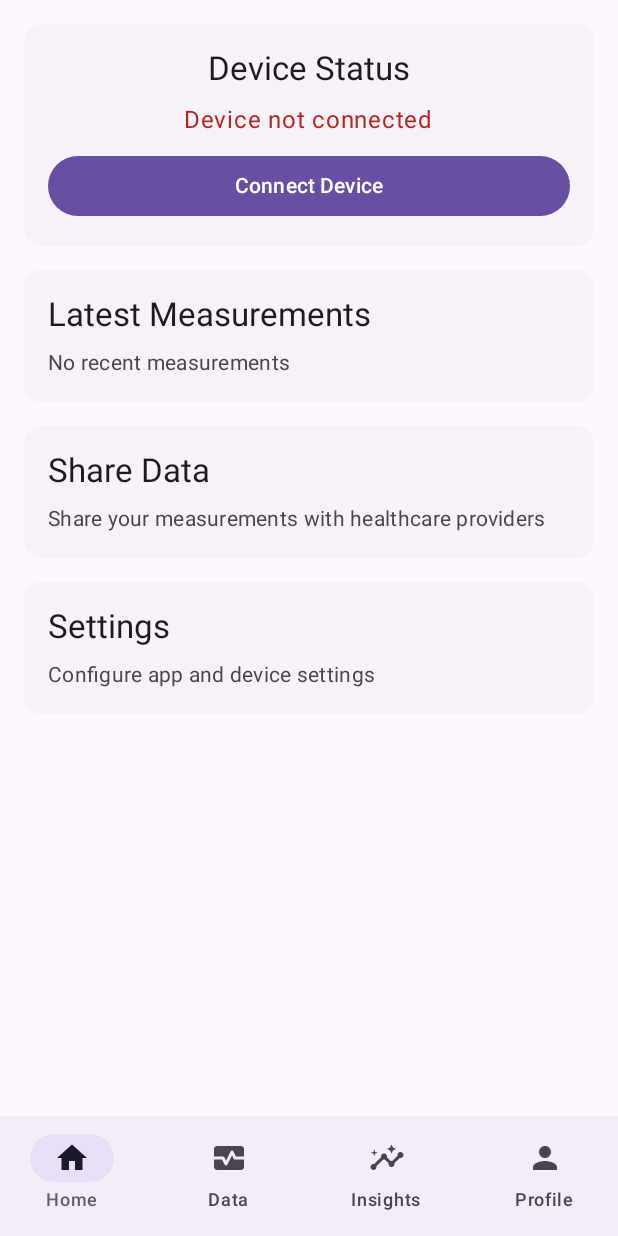
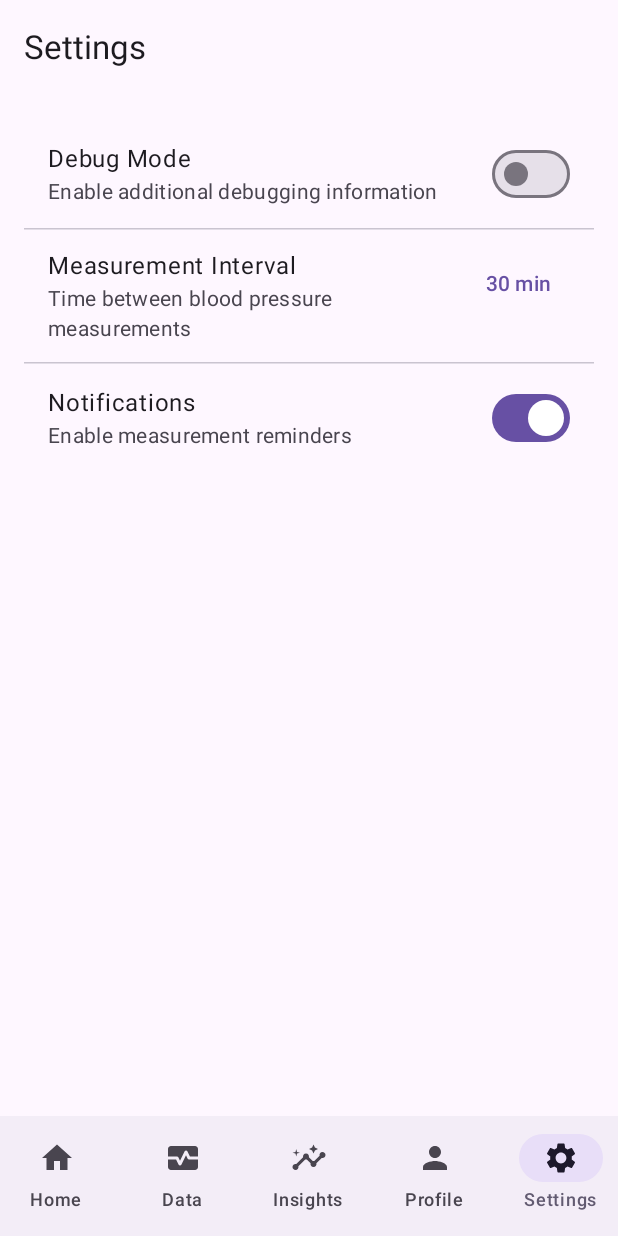
Before and after one commit to geeth345/BPApp, an Android app built with Jetpack Compose: the screen it shows after launch (MainActivity), after a tap on "Settings", on a phone screen of 412 x 824 dp. Run offline under Robolectric (Android 15) with nearby library versions, the light colour scheme and no system bars.

Commit message:
added a settings screen

```diff
--- a/app/build.gradle.kts
+++ b/app/build.gradle.kts
@@ -59,6 +59,9 @@ dependencies {
     implementation(libs.androidx.ui.graphics)
     implementation(libs.androidx.ui.tooling.preview)
     implementation(libs.androidx.material3)
+    implementation(libs.androidx.datastore)
+    implementation(libs.androidx.datastore.preferences)
+    implementation(libs.kotlinx.coroutines.android)
     testImplementation(libs.junit)
     androidTestImplementation(libs.androidx.junit)
     androidTestImplementation(libs.androidx.espresso.core)
--- a/app/src/main/java/com/example/bloodpressuremonitorconnector/BloodPressureMonitorApplication.kt
+++ b/app/src/main/java/com/example/bloodpressuremonitorconnector/BloodPressureMonitorApplication.kt
@@ -3,13 +3,21 @@ package com.example.bloodpressuremonitorconnector
 import android.app.Application
 import android.util.Log
 import com.example.bloodpressuremonitorconnector.utils.BleContainer
+import com.example.bloodpressuremonitorconnector.utils.SettingsManager
 
 // BloodPressureMonitorApplication.kt
 class BloodPressureMonitorApplication : Application() {
+
+    lateinit var settingsManager: SettingsManager
+        private set
+
     override fun onCreate() {
         super.onCreate()
         Log.d("BloodPressureMonitorApplication", "onCreate")
         Log.d("BloodPressureMonitorApplication", "Initializing BleContainer")
         BleContainer.initialize(this)
+        Log.d("BloodPressureMonitorApplication", "BleContainer initialized")
+        Log.d("BloodPressureMonitorApplication", "Initialsiing SettingsManager")
+        settingsManager = SettingsManager(this)
     }
 }
--- a/app/src/main/java/com/example/bloodpressuremonitorconnector/MainActivity.kt
+++ b/app/src/main/java/com/example/bloodpressuremonitorconnector/MainActivity.kt
@@ -11,6 +11,7 @@ import androidx.compose.material.icons.filled.Home
 import androidx.compose.material.icons.filled.Insights
 import androidx.compose.material.icons.filled.MonitorHeart
 import androidx.compose.material.icons.filled.Person
+import androidx.compose.material.icons.filled.Settings
 import androidx.compose.material3.*
 import androidx.compose.runtime.*
 import androidx.compose.ui.Modifier
@@ -23,6 +24,7 @@ import androidx.navigation.compose.currentBackStackEntryAsState
 import androidx.navigation.compose.rememberNavController
 import com.example.bloodpressuremonitorconnector.ui.data.DataScreen
 import com.example.bloodpressuremonitorconnector.ui.home.HomeScreen
+import com.example.bloodpressuremonitorconnector.ui.settings.SettingsScreen
 import com.example.bloodpressuremonitorconnector.ui.setup.BleSetupScreen
 
 
@@ -38,23 +40,28 @@ class MainActivity : ComponentActivity() {
 sealed class Screen(val route: String, val icon: @Composable () -> Unit, val label: String) {
     object Home : Screen(
         route = "home",
-        icon = { Icon(Icons.Filled.Home, contentDescription = null) },
+        icon = { Icon(Icons.Filled.Home, contentDescription = "Home Screen") },
         label = "Home"
     )
     object Data : Screen(
         route = "data",
-        icon = { Icon(Icons.Filled.MonitorHeart, contentDescription = null) },
+        icon = { Icon(Icons.Filled.MonitorHeart, contentDescription = "Data Screen") },
         label = "Data"
     )
     object Insights : Screen(
         route = "insights",
-        icon = { Icon(Icons.Filled.Insights, contentDescription = null) },
+        icon = { Icon(Icons.Filled.Insights, contentDescription = "Insights Screen") },
         label = "Insights"
     )
     object Profile : Screen(
         route = "profile",
-        icon = { Icon(Icons.Filled.Person, contentDescription = null) },
+        icon = { Icon(Icons.Filled.Person, contentDescription = "Profile Screen") },
         label = "Profile"
+    )
+    object Settings : Screen(
+        route = "settings",
+        icon = { Icon(Icons.Filled.Settings, contentDescription = "Settings Screen") },
+        label = "Settings"
     )
     object BleSetup : Screen(
         route = "ble_setup",
@@ -71,7 +78,8 @@ fun BloodPressureApp() {
         Screen.Home,
         Screen.Data,
         Screen.Insights,
-        Screen.Profile
+        Screen.Profile,
+        Screen.Settings
     )
 
     Scaffold(
@@ -105,6 +113,7 @@ fun BloodPressureApp() {
                 composable(Screen.Data.route) { DataScreen(navController = navController) }
                 composable(Screen.Insights.route) { InsightsScreen() }
                 composable(Screen.Profile.route) { ProfileScreen() }
+                composable(Screen.Settings.route) { SettingsScreen(navController = navController) }
                 composable(Screen.BleSetup.route) {
                     BleSetupScreen(
                         onSetupComplete = {
--- a/app/src/main/java/com/example/bloodpressuremonitorconnector/ui/home/HomeScreen.kt
+++ b/app/src/main/java/com/example/bloodpressuremonitorconnector/ui/home/HomeScreen.kt
@@ -130,7 +130,7 @@ fun HomeScreen(
                 // Settings Card
                 ElevatedCard(
                     modifier = Modifier.fillMaxWidth(),
-                    onClick = { /* Navigate to settings */ }
+                    onClick = { navController.navigate("settings") }
                 ) {
                     Column(
                         modifier = Modifier
--- /dev/null
+++ b/app/src/main/java/com/example/bloodpressuremonitorconnector/ui/settings/SettingsScreen.kt
@@ -0,0 +1,106 @@
+package com.example.bloodpressuremonitorconnector.ui.settings
+
+
+import androidx.compose.foundation.layout.*
+import androidx.compose.material3.*
+import androidx.compose.runtime.*
+import androidx.compose.ui.Modifier
+import androidx.compose.ui.res.stringResource
+import androidx.compose.ui.unit.dp
+import androidx.lifecycle.viewmodel.compose.viewModel
+import androidx.navigation.NavController
+import com.example.bloodpressuremonitorconnector.Screen
+
+@OptIn(ExperimentalMaterial3Api::class)
+@Composable
+fun SettingsScreen(
+    navController: NavController,
+    viewModel: SettingsViewModel = viewModel(factory = SettingsViewModel.Factory),
+    modifier: Modifier = Modifier
+) {
+    val uiState by viewModel.uiState.collectAsState()
+
+    Scaffold(
+        topBar = {
+            TopAppBar(
+                title = { Text("Settings") }
+            )
+        }
+    ) { paddingValues ->
+        Column(
+            modifier = modifier
+                .padding(paddingValues)
+                .padding(16.dp)
+                .fillMaxSize()
+        ) {
+            // Debug Mode Toggle
+            ListItem(
+                headlineContent = { Text("Debug Mode") },
+                supportingContent = { Text("Enable additional debugging information") },
+                trailingContent = {
+                    Switch(
+                        checked = uiState.debugMode,
+                        onCheckedChange = { viewModel.setDebugMode(it) }
+                    )
+                }
+            )
+
+            HorizontalDivider()
+
+            // Measurement Interval Selector
+            var showIntervalDropdown by remember { mutableStateOf(false) }
+            ListItem(
+                headlineContent = { Text("Measurement Interval") },
+                supportingContent = { Text("Time between blood pressure measurements") },
+                trailingContent = {
+                    Box {
+                        TextButton(onClick = { showIntervalDropdown = true }) {
+                            Text("${uiState.measurementInterval} min")
+                        }
+                        DropdownMenu(
+                            expanded = showIntervalDropdown,
+                            onDismissRequest = { showIntervalDropdown = false }
+                        ) {
+                            DropdownMenuItem(
+                                text = { Text("15 minutes") },
+                                onClick = {
+                                    viewModel.setMeasurementInterval(15)
+                                    showIntervalDropdown = false
+                                }
+                            )
+                            DropdownMenuItem(
+                                text = { Text("30 minutes") },
+                                onClick = {
+                                    viewModel.setMeasurementInterval(30)
+                                    showIntervalDropdown = false
+                                }
+                            )
+                            DropdownMenuItem(
+                                text = { Text("1 hour") },
+                                onClick = {
+                                    viewModel.setMeasurementInterval(60)
+                                    showIntervalDropdown = false
+                                }
+                            )
+                        }
+                    }
+                }
+            )
+
+            HorizontalDivider()
+
+            // Notifications Toggle
+            ListItem(
+                headlineContent = { Text("Notifications") },
+                supportingContent = { Text("Enable measurement reminders") },
+                trailingContent = {
+                    Switch(
+                        checked = uiState.notificationsEnabled,
+                        onCheckedChange = { viewModel.setNotificationsEnabled(it) }
+                    )
+                }
+            )
+
+        }
+    }
+}
--- /dev/null
+++ b/app/src/main/java/com/example/bloodpressuremonitorconnector/ui/settings/SettingsViewModel.kt
@@ -0,0 +1,73 @@
+package com.example.bloodpressuremonitorconnector.ui.settings
+
+import androidx.lifecycle.ViewModel
+import androidx.lifecycle.ViewModelProvider
+import androidx.lifecycle.viewModelScope
+import androidx.lifecycle.viewmodel.initializer
+import androidx.lifecycle.viewmodel.viewModelFactory
+import com.example.bloodpressuremonitorconnector.BloodPressureMonitorApplication
+import com.example.bloodpressuremonitorconnector.utils.SettingsManager
+import kotlinx.coroutines.flow.*
+import kotlinx.coroutines.launch
+
+data class SettingsUiState(
+    val debugMode: Boolean = false,
+    val measurementInterval: Int = 30,
+    val notificationsEnabled: Boolean = true
+)
+
+class SettingsViewModel(
+    private val settingsManager: SettingsManager
+) : ViewModel() {
+    private val _uiState = MutableStateFlow(SettingsUiState())
+    val uiState: StateFlow<SettingsUiState> = _uiState.asStateFlow()
+
+    init {
+        // Collect all settings and update UI state
+        viewModelScope.launch {
+            combine(
+                settingsManager.debugMode,
+                settingsManager.measurementInterval,
+                settingsManager.notificationsEnabled,
+            ) { debugMode, interval, notifications ->
+                SettingsUiState(
+                    debugMode = debugMode,
+                    measurementInterval = interval,
+                    notificationsEnabled = notifications
+                )
+            }.collect { state ->
+                _uiState.value = state
+            }
+        }
+    }
+
+    fun setDebugMode(enabled: Boolean) {
+        viewModelScope.launch {
+            settingsManager.setDebugMode(enabled)
+        }
+    }
+
+    fun setMeasurementInterval(interval: Int) {
+        viewModelScope.launch {
+            settingsManager.setMeasurementInterval(interval)
+        }
+    }
+
+    fun setNotificationsEnabled(enabled: Boolean) {
+        viewModelScope.launch {
+            settingsManager.setNotificationsEnabled(enabled)
+        }
+    }
+
+
+    companion object {
+        val Factory: ViewModelProvider.Factory = viewModelFactory {
+            initializer {
+                val application = (this[ViewModelProvider.AndroidViewModelFactory.APPLICATION_KEY] as BloodPressureMonitorApplication)
+                SettingsViewModel(
+                    settingsManager = application.settingsManager
+                )
+            }
+        }
+    }
+}
--- /dev/null
+++ b/app/src/main/java/com/example/bloodpressuremonitorconnector/utils/SettingsManager.kt
@@ -0,0 +1,51 @@
+package com.example.bloodpressuremonitorconnector.utils
+
+import android.content.Context
+import androidx.datastore.preferences.core.*
+import androidx.datastore.preferences.preferencesDataStore
+import kotlinx.coroutines.flow.Flow
+import kotlinx.coroutines.flow.map
+
+class SettingsManager (
+    private val context: Context,
+) {
+    companion object {
+        private val Context.dataStore by preferencesDataStore(name = "settings")
+
+        // defining the keys for the data store, what to show in settings
+        private val DEBUG_MODE = booleanPreferencesKey("debug_mode")
+        private val NOTIFICATIONS_ENABLED = booleanPreferencesKey("notifications_enabled")
+        private val MEASUREMENT_INTERVAL = intPreferencesKey("measurement_interval")
+    }
+
+    // debug mode setting
+    val debugMode: Flow<Boolean> = context.dataStore.data.map { preferences ->
+            preferences[DEBUG_MODE] ?: false
+    }
+    suspend fun setDebugMode(enabled: Boolean) {
+        context.dataStore.edit { preferences ->
+            preferences[DEBUG_MODE] = enabled
+        }
+    }
+
+    // notifications setting
+    val notificationsEnabled: Flow<Boolean> = context.dataStore.data.map { preferences ->
+        preferences[NOTIFICATIONS_ENABLED] ?: true
+    }
+    suspend fun setNotificationsEnabled(enabled: Boolean) {
+        context.dataStore.edit { preferences ->
+            preferences[NOTIFICATIONS_ENABLED] = enabled
+        }
+    }
+
+    // measurement interval setting
+    val measurementInterval: Flow<Int> = context.dataStore.data.map { preferences ->
+        preferences[MEASUREMENT_INTERVAL] ?: 30
+    }
+    suspend fun setMeasurementInterval(interval: Int) {
+        context.dataStore.edit { preferences ->
+            preferences[MEASUREMENT_INTERVAL] = interval
+        }
+    }
+
+}
--- a/gradle/libs.versions.toml
+++ b/gradle/libs.versions.toml
@@ -12,6 +12,8 @@ material3 = "1.3.1"
 materialIconsExtended = "1.7.5"
 navigationCompose = "2.8.3"
 vico = "1.13.1"
+datastore = "1.1.1"
+coroutines = "1.3.9"
 
 [libraries]
 androidx-core-ktx = { group = "androidx.core", name = "core-ktx", version.ref = "coreKtx" }
@@ -30,6 +32,9 @@ androidx-ui-tooling-preview = { group = "androidx.compose.ui", name = "ui-toolin
 androidx-ui-test-manifest = { group = "androidx.compose.ui", name = "ui-test-manifest" }
 androidx-ui-test-junit4 = { group = "androidx.compose.ui", name = "ui-test-junit4" }
 androidx-material3 = { group = "androidx.compose.material3", name = "material3" }
+androidx-datastore = { group = "androidx.datastore", name = "datastore-core", version.ref = "datastore"}
+androidx-datastore-preferences = { group = "androidx.datastore", name = "datastore-preferences", version.ref = "datastore"}
+kotlinx-coroutines-android = { group = "org.jetbrains.kotlinx", name = "kotlinx-coroutines-android", version.ref = "coroutines" }
 material3 = { module = "androidx.compose.material3:material3", version.ref = "material3" }
 vico-compose = { group = "com.patrykandpatrick.vico", name = "compose", version.ref = "vico" }
 vico-compose-m3 = { group = "com.patrykandpatrick.vico", name = "compose-m3", version.ref = "vico" }
```
